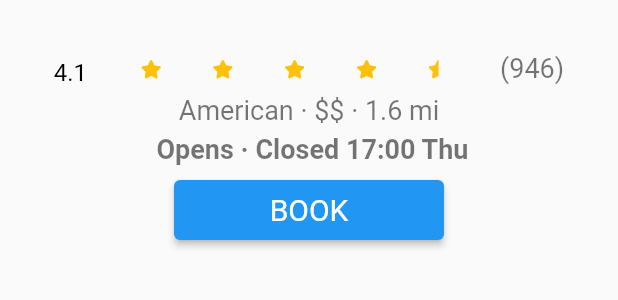
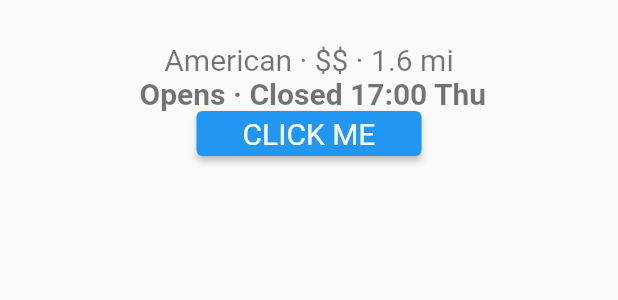
Before and after one commit to ShrutiKhanduja/collegemate, a Flutter app: what myDetailsContainer1() shows on an empty page, opened directly, on a phone screen of 412 x 824 dp. Shown: the top 300 px of the screen. Run offline on Flutter 3.47's test engine with Material 2 defaults, Android fonts, the phone set to English and light mode, and no system bars; our stand-ins replace font_awesome_flutter, google_fonts, google_maps_flutter, location, persistent_bottom_nav_bar; missing offline and left inert: flutter_polyline_points; network calls fail; Roboto replaces fonts that are missing (Dongle).

Commit message:
vikas task

```diff
--- a/lib/main.dart
+++ b/lib/main.dart
@@ -1,3 +1,4 @@
+import 'package:collegemate/screens/homescreen.dart';
 import 'package:collegemate/screens/map_screeen.dart';
 import 'package:collegemate/screens/splash_screen.dart';
 import 'package:flutter/material.dart';
@@ -19,7 +20,7 @@ class MyApp extends StatelessWidget {
         // is not restarted.
         primarySwatch: Colors.blue,
       ),
-      home: MapScreen(),
+      home: SplashScreen(),
       //home: MapScreen(),
     );
   }
--- a/lib/widgets/my_detail_container.dart
+++ b/lib/widgets/my_detail_container.dart
@@ -7,104 +7,95 @@ import 'package:google_fonts/google_fonts.dart';
 Widget myDetailsContainer1(String restaurantName) {
   return Column(
     children: <Widget>[
-      Padding(
-        padding: const EdgeInsets.only(left: 8.0),
-        child: Container(
-          child: MyText(
-            text: restaurantName,
-            size: 24.0,
-            fontColor: Color(0xff6200ee),
-            fontWeight: FontWeight.bold,
-          ),
-        ),
+      MyText(
+        text: restaurantName,
+        size: 24.0,
+        fontColor: Color(0xff6200ee),
+        fontWeight: FontWeight.bold,
       ),
-      SizedBox(height: 5.0),
       Container(
         child: Row(
           mainAxisAlignment: MainAxisAlignment.spaceEvenly,
           children: <Widget>[
-            Container(
-              child: Padding(
-                padding: const EdgeInsets.only(top: 6),
-                child: MyText(
-                  text: "4.1",
-                  fontColor: Colors.black,
-                  size: 16,
-                ),
-              ),
-            ),
-            Container(
-              child: Icon(
-                FontAwesomeIcons.solidStar,
-                color: Colors.amber,
-                size: 12.0,
-              ),
-            ),
-            Container(
-              child: Icon(
-                FontAwesomeIcons.solidStar,
-                color: Colors.amber,
-                size: 12.0,
-              ),
-            ),
-            Container(
-              child: Icon(
-                FontAwesomeIcons.solidStar,
-                color: Colors.amber,
-                size: 12.0,
-              ),
-            ),
-            Container(
-              child: Icon(
-                FontAwesomeIcons.solidStar,
-                color: Colors.amber,
-                size: 12.0,
-              ),
-            ),
-            Container(
-              child: Icon(
-                FontAwesomeIcons.solidStarHalf,
-                color: Colors.amber,
-                size: 12.0,
-              ),
-            ),
-            Container(
-              child: MyText(
-                text: "(946)",
-                fontColor: Colors.black54,
-                size: 18.0,
-              ),
-            ),
+            // Container(
+            //   child: Padding(
+            //     padding: const EdgeInsets.only(top: 6),
+            //     child: MyText(
+            //       text: "4.1",
+            //       fontColor: Colors.black,
+            //       size: 16,
+            //     ),
+            //   ),
+            // ),
+            // Container(
+            //   child: Icon(
+            //     FontAwesomeIcons.solidStar,
+            //     color: Colors.amber,
+            //     size: 12.0,
+            //   ),
+            // ),
+            // Container(
+            //   child: Icon(
+            //     FontAwesomeIcons.solidStar,
+            //     color: Colors.amber,
+            //     size: 12.0,
+            //   ),
+            // ),
+            // Container(
+            //   child: Icon(
+            //     FontAwesomeIcons.solidStar,
+            //     color: Colors.amber,
+            //     size: 12.0,
+            //   ),
+            // ),
+            // Container(
+            //   child: Icon(
+            //     FontAwesomeIcons.solidStar,
+            //     color: Colors.amber,
+            //     size: 12.0,
+            //   ),
+            // ),
+            // Container(
+            //   child: Icon(
+            //     FontAwesomeIcons.solidStarHalf,
+            //     color: Colors.amber,
+            //     size: 12.0,
+            //   ),
+            // ),
+            // Container(
+            //   child: MyText(
+            //     text: "(946)",
+            //     fontColor: Colors.black54,
+            //     size: 18.0,
+            //   ),
+            // ),
           ],
         ),
       ),
-      SizedBox(height: 5.0),
       Container(
         child: MyText(
           text: "American \u00B7 \u0024\u0024 \u00B7 1.6 mi",
           fontColor: Colors.black54,
-          size: 18.0,
+          size: 20.0,
         ),
       ),
-      SizedBox(height: 5.0),
       Container(
         child: MyText(
           text: " Opens \u00B7 Closed 17:00 Thu",
           fontColor: Colors.black54,
-          size: 18.0,
+          size: 20.0,
           fontWeight: FontWeight.bold,
         ),
       ),
-      SizedBox(height: 10),
       SizedBox(
-        height: 40,
-        width: 180,
+        height: 30,
+        width: 150,
         child: ElevatedButton(
           onPressed: () {
             print('object');
           },
           child: MyText(
-            text: 'Book'.toUpperCase(),
+            text: 'Click Me'.toUpperCase(),
             size: 20,
             fontColor: Colors.white,
           ),
```
Also changed, not shown: lib/screens/homescreen.dart (+14 -11 lines), lib/screens/map_screeen.dart (+3 -10 lines), lib/widgets/cardwidget.dart (+5 -4 lines).
